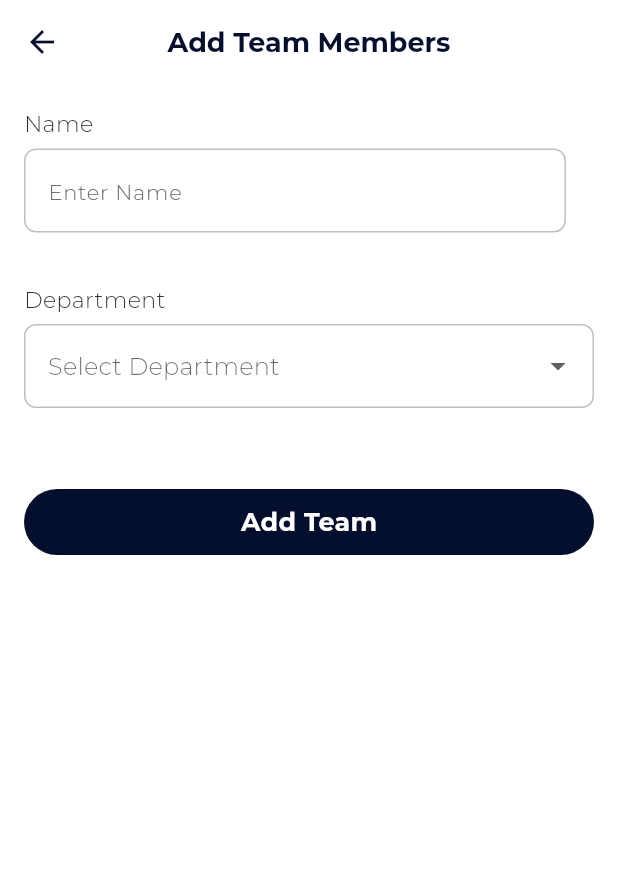
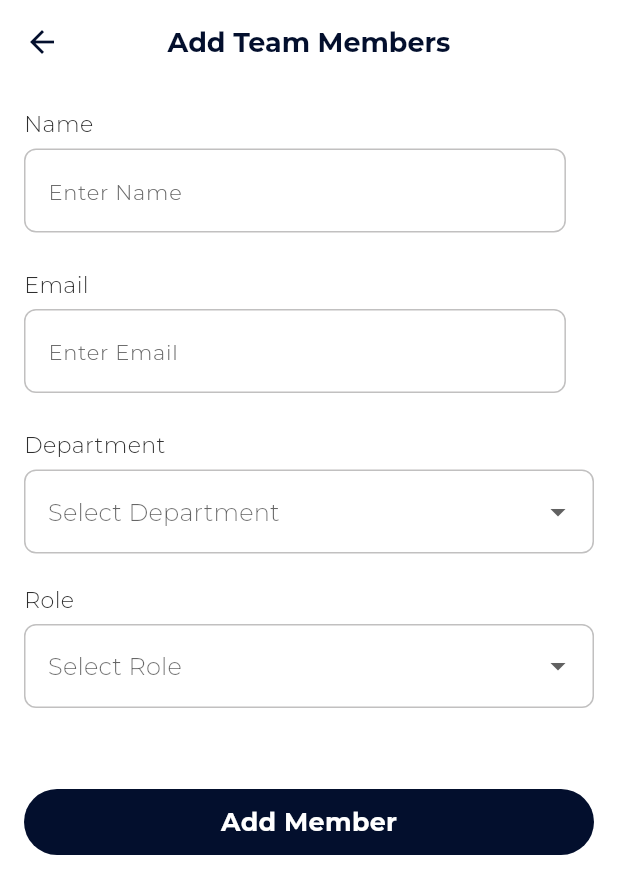
Before and after one commit to Atinuke-Manuels/Daily-Sync, a Flutter app: the AddTeamMember screen opened directly, on a phone screen of 412 x 824 dp. Shown: the top 894 px of the screen. Run offline on Flutter 3.47's test engine with Material 3 defaults, Android fonts, the phone set to English and light mode, and no system bars; our stand-ins replace cloud_firestore, firebase_auth, firebase_core, flutter_dotenv, shared_preferences; missing offline and left inert: onesignal_flutter; accounts and stored records are empty; project files that could hold a hidden picture were left out.

Commit message:
feat: implement add team member functionality.

```diff
--- a/lib/widgets/add_user_widgets/add_team_member.dart
+++ b/lib/widgets/add_user_widgets/add_team_member.dart
@@ -1,3 +1,6 @@
+import 'package:cloud_firestore/cloud_firestore.dart';
+import 'package:daily_sync/widgets/show_alert.dart';
+import 'package:firebase_auth/firebase_auth.dart';
 import 'package:flutter/material.dart';
 import '../custom_button.dart';
 import '../custom_text_field.dart';
@@ -12,11 +15,19 @@ class AddTeamMember extends StatefulWidget {
 
 class _AddTeamMemberState extends State<AddTeamMember> {
   final TextEditingController _nameController = TextEditingController();
+  final TextEditingController _emailController = TextEditingController();
+
   String? _selectedDepartment;
-  final List<String> _departments = ['Engineering', 'Marketing', 'HR', 'Design', 'Sales'];
+  String? _selectedRole;
+
+  final List<String> _departments = [
+    'Engineering', 'Marketing', 'HR', 'Design', 'Sales', 'Mobile Dev',
+  ];
+
+  final List<String> _roles = ['User', 'Admin'];
 
   @override
-  Widget build(BuildContext context) {
+  Widget build(BuildContext context, {QueryDocumentSnapshot? user}) {
     return Scaffold(
       appBar: AppBar(
         backgroundColor: Colors.white,
@@ -25,8 +36,8 @@ class _AddTeamMemberState extends State<AddTeamMember> {
           icon: const Icon(Icons.arrow_back, color: Color(0xFF030F2D)),
           onPressed: () => Navigator.pop(context),
         ),
-        title: const Text(
-          'Add Team Members',
+        title: Text(
+           user == null ? 'Add Team Members' : 'Edit User',
           style: TextStyle(
             fontWeight: FontWeight.bold,
             fontSize: 18,
@@ -35,7 +46,9 @@ class _AddTeamMemberState extends State<AddTeamMember> {
         ),
         centerTitle: true,
       ),
-      body: Padding(
+      body: SingleChildScrollView(
+        reverse: false,
+        child: Padding(
           padding: const EdgeInsets.all(16.0),
           child: Column(
             crossAxisAlignment: CrossAxisAlignment.start,
@@ -46,7 +59,16 @@ class _AddTeamMemberState extends State<AddTeamMember> {
                 label: 'Name',
                 hint: 'Enter Name',
               ),
-            const SizedBox(height: 30),
+              const SizedBox(height: 20),
+
+              // Email Field
+              CustomTextField(
+                controller: _emailController,
+                label: 'Email',
+                hint: 'Enter Email',
+                // keyboardType: TextInputType.emailAddress,
+              ),
+              const SizedBox(height: 20),
 
               // Department Dropdown
               CustomDropdown(
@@ -59,31 +81,90 @@ class _AddTeamMemberState extends State<AddTeamMember> {
                   });
                 },
               ),
+              const SizedBox(height: 20),
+
+              // Role Dropdown
+              CustomDropdown(
+                label: 'Role',
+                items: _roles,
+                selectedValue: _selectedRole,
+                onChanged: (value) {
+                  setState(() {
+                    _selectedRole = value;
+                  });
+                },
+              ),
               const SizedBox(height: 40),
 
               // Add Team Button
               SizedBox(
                 width: double.infinity,
                 child: CustomButton(
-                title: 'Add Team',
+                  title: 'Add Member',
                   onTap: () {
-                  if (_nameController.text.isNotEmpty && _selectedDepartment != null) {
-                    // Handle adding team member logic here
-                    ScaffoldMessenger.of(context).showSnackBar(
-                      const SnackBar(content: Text('Team member added successfully!')),
+                    createUser(
+                      context,
+                      _nameController.text.trim(),
+                      _emailController.text.trim(),
+                      _selectedDepartment!, // Department should come before Role
+                      _selectedRole!,
+                      user,
                     );
-                    Navigator.pop(context);
-                  } else {
-                    ScaffoldMessenger.of(context).showSnackBar(
-                      const SnackBar(content: Text('Please fill all fields')),
-                    );
-                  }
                   },
                 ),
               ),
             ],
           ),
         ),
+      ),
     );
   }
 }
+
+// Create or update a user
+void createUser(BuildContext context, String name, String email, String department, String role, QueryDocumentSnapshot? user) async {
+  if (email.isEmpty || name.isEmpty || role.isEmpty || department.isEmpty) {
+    ShowMessage().showErrorMsg('Please fill all fields', context);
+    return;
+  }
+
+  if (user == null) {
+    try {
+      // Create user in Firebase Auth
+      UserCredential userCredential = await FirebaseAuth.instance.createUserWithEmailAndPassword(
+        email: email,
+        password: "Temporary@123", // Temporary password
+      );
+
+      // Add user details to Firestore
+      await FirebaseFirestore.instance.collection('users').doc(userCredential.user!.uid).set({
+        'createdAt': FieldValue.serverTimestamp(),
+        'department' : department,
+        'email': email,
+        'name': name,
+        'profileImage': "",
+        'role': role,
+        'uid': userCredential.user!.uid,
+      });
+
+      // Send password reset email
+      await FirebaseAuth.instance.sendPasswordResetEmail(email: email);
+
+      ShowMessage().showSuccessMsg('Team member created successfully! A password reset email has been sent to $email', context);
+    } catch (e) {
+      ShowMessage().showErrorMsg('Error: ${e.toString()}', context);
+    }
+  } else {
+    // Update existing user in Firestore
+    await FirebaseFirestore.instance.collection('users').doc(user.id).update({
+      'email': email,
+      'name': name,
+      'role': role,
+      'department' : department
+    });
+
+    ShowMessage().showSuccessMsg('User details updated successfully', context);
+  }
+
+  Navigator.pop(context);
+}
```
Lines whose indentation alone changed are shown as unchanged.
